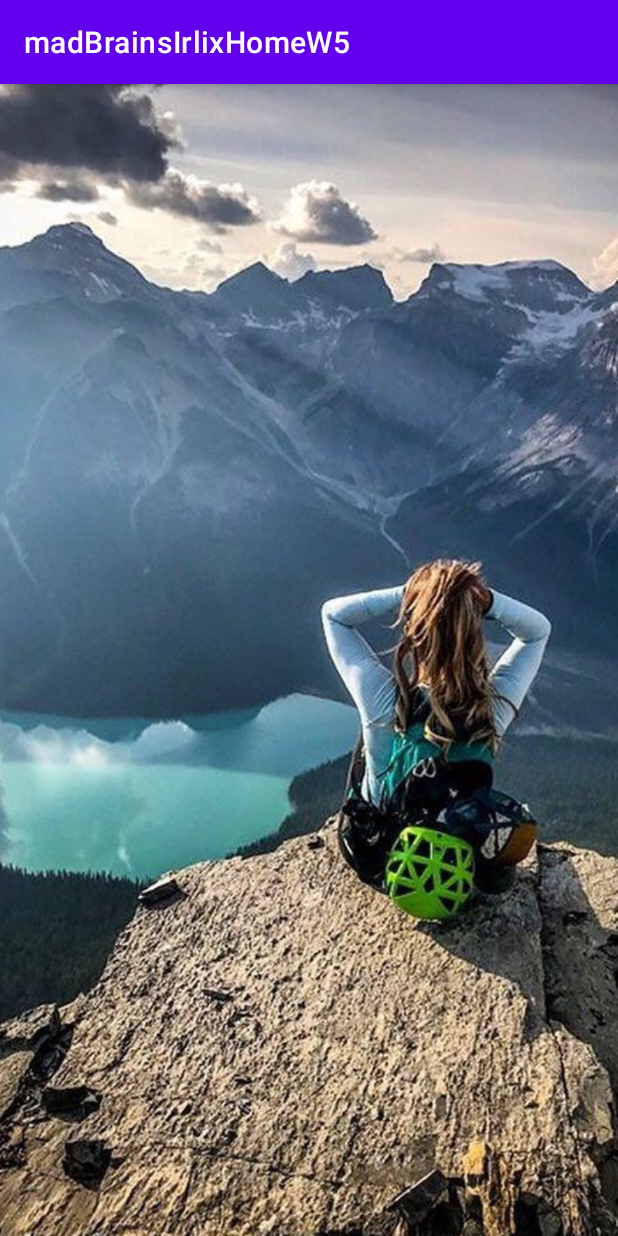
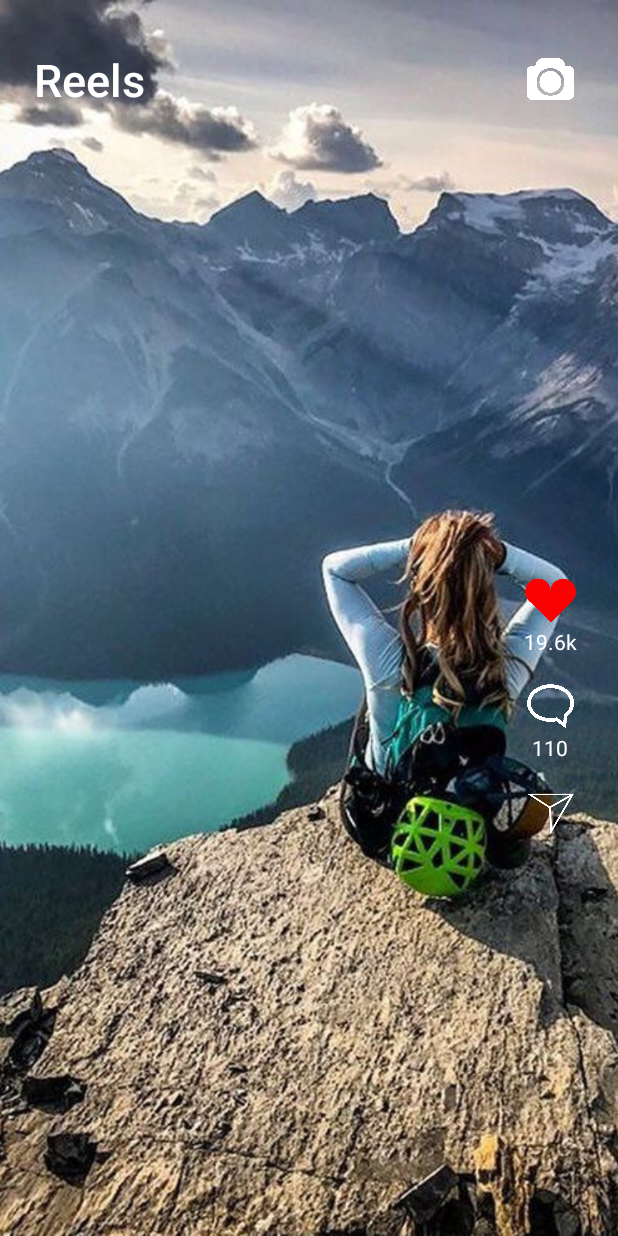
Before and after one commit to panasetskaya/madBrainsIrlixHW5, an Android app: the screen it shows after launch (MainActivity), on a phone screen of 412 x 824 dp. Run offline under Robolectric (Android 15) with nearby library versions, the phone set to English and light mode, and no system bars.

Commit message:
added: icons

```diff
--- a/app/src/main/java/com/example/madbrainsirlixhomew5/MainActivity.kt
+++ b/app/src/main/java/com/example/madbrainsirlixhomew5/MainActivity.kt
@@ -7,5 +7,7 @@ class MainActivity : AppCompatActivity() {
     override fun onCreate(savedInstanceState: Bundle?) {
         super.onCreate(savedInstanceState)
         setContentView(R.layout.activity_main)
+        val actionBar = supportActionBar
+        if (actionBar!=null) actionBar.hide()
     }
 }
--- a/app/src/main/res/layout/activity_main.xml
+++ b/app/src/main/res/layout/activity_main.xml
@@ -12,6 +12,7 @@
         android:layout_height="match_parent"
         android:adjustViewBounds="true"
         android:scaleType="centerCrop"
+        android:contentDescription="@string/background_photo"
         app:layout_constraintBottom_toBottomOf="parent"
         app:layout_constraintEnd_toEndOf="parent"
         app:layout_constraintStart_toStartOf="parent"
@@ -26,11 +27,18 @@
         app:layout_constraintGuide_begin="23dp" />
 
     <androidx.constraintlayout.widget.Guideline
-        android:id="@+id/guideline92vert"
+        android:id="@+id/guideline96vert"
         android:layout_width="wrap_content"
         android:layout_height="wrap_content"
         android:orientation="vertical"
-        app:layout_constraintGuide_percent="0.92" />
+        app:layout_constraintGuide_percent="0.96" />
+
+    <androidx.constraintlayout.widget.Guideline
+        android:id="@+id/guideline82vert"
+        android:layout_width="wrap_content"
+        android:layout_height="wrap_content"
+        android:orientation="vertical"
+        app:layout_constraintGuide_percent="0.82" />
 
     <androidx.constraintlayout.widget.Guideline
         android:id="@+id/guideline95horiz"
@@ -45,4 +53,79 @@
         android:layout_height="wrap_content"
         android:orientation="horizontal"
         app:layout_constraintGuide_percent="0.04" />
+
+    <TextView
+        android:id="@+id/textViewReels"
+        android:layout_width="wrap_content"
+        android:layout_height="wrap_content"
+        android:fontFamily="sans-serif-medium"
+        android:text="@string/reels"
+        android:textColor="#FFFFFF"
+        android:textSize="30sp"
+        app:layout_constraintStart_toStartOf="@+id/guideline23"
+        app:layout_constraintTop_toTopOf="@+id/guideline4horiz" />
+
+    <ImageView
+        android:id="@+id/imageViewCamera"
+        android:contentDescription="@string/upload_a_photo"
+        android:layout_width="35dp"
+        android:layout_height="35dp"
+        app:layout_constraintBottom_toBottomOf="@+id/textViewReels"
+        app:layout_constraintEnd_toStartOf="@+id/guideline96vert"
+        app:layout_constraintStart_toEndOf="@+id/guideline82vert"
+        app:layout_constraintTop_toTopOf="@+id/guideline4horiz"
+        app:srcCompat="@drawable/camera_icon" />
+
+    <ImageView
+        android:id="@+id/imageViewHeart"
+        android:contentDescription="@string/add_to_favourites"
+        android:layout_width="35dp"
+        android:layout_height="35dp"
+        app:layout_constraintEnd_toStartOf="@+id/guideline96vert"
+        app:layout_constraintStart_toEndOf="@+id/guideline82vert"
+        app:layout_constraintTop_toTopOf="@+id/guideline4horiz"
+        android:layout_marginTop="350dp"
+        app:srcCompat="@drawable/heart_icon" />
+
+    <TextView
+        android:id="@+id/textViewLikes"
+        android:layout_width="wrap_content"
+        android:layout_height="wrap_content"
+        android:text="@string/likes_count"
+        android:textColor="#FFFFFF"
+        app:layout_constraintEnd_toStartOf="@+id/guideline96vert"
+        app:layout_constraintStart_toEndOf="@+id/guideline82vert"
+        app:layout_constraintTop_toBottomOf="@+id/imageViewHeart" />
+
+    <ImageView
+        android:id="@+id/imageViewChat"
+        app:srcCompat="@drawable/chat_icon"
+        android:contentDescription="@string/go_to_the_chat"
+        android:layout_width="35dp"
+        android:layout_height="35dp"
+        android:layout_marginTop="16dp"
+        app:layout_constraintEnd_toStartOf="@+id/guideline96vert"
+        app:layout_constraintStart_toEndOf="@+id/guideline82vert"
+        app:layout_constraintTop_toBottomOf="@+id/textViewLikes" />
+
+    <TextView
+        android:id="@+id/textViewChatCount"
+        android:layout_width="wrap_content"
+        android:layout_height="wrap_content"
+        android:text="110"
+        android:textColor="#FFFFFF"
+        app:layout_constraintEnd_toStartOf="@+id/guideline96vert"
+        app:layout_constraintStart_toEndOf="@+id/guideline82vert"
+        app:layout_constraintTop_toBottomOf="@+id/imageViewChat"/>
+
+    <ImageView
+        android:id="@+id/imageViewSend"
+        app:srcCompat="@drawable/send_icon"
+        android:contentDescription="@string/send_or_share"
+        android:layout_width="35dp"
+        android:layout_height="35dp"
+        android:layout_marginTop="16dp"
+        app:layout_constraintEnd_toStartOf="@+id/guideline96vert"
+        app:layout_constraintStart_toEndOf="@+id/guideline82vert"
+        app:layout_constraintTop_toBottomOf="@+id/textViewChatCount" />
 </androidx.constraintlayout.widget.ConstraintLayout>
--- a/app/src/main/res/values/strings.xml
+++ b/app/src/main/res/values/strings.xml
@@ -1,3 +1,10 @@
 <resources>
     <string name="app_name">madBrainsIrlixHomeW5</string>
+    <string name="reels">Reels</string>
+    <string name="likes_count">19.6k</string>
+    <string name="background_photo">Background photo</string>
+    <string name="upload_a_photo">Upload a photo</string>
+    <string name="add_to_favourites">Add to favourites</string>
+    <string name="go_to_the_chat">Go to the chat</string>
+    <string name="send_or_share">Send or share</string>
 </resources>
--- a/app/src/main/res/values/themes.xml
+++ b/app/src/main/res/values/themes.xml
@@ -3,7 +3,7 @@
     <style name="Theme.MadBrainsIrlixHomeW5" parent="Theme.MaterialComponents.DayNight.DarkActionBar">
         <!-- Primary brand color. -->
         <item name="colorPrimary">@color/purple_500</item>
-        <item name="colorPrimaryVariant">@color/purple_700</item>
+        <item name="colorPrimaryVariant">@color/black</item>
         <item name="colorOnPrimary">@color/white</item>
         <!-- Secondary brand color. -->
         <item name="colorSecondary">@color/teal_200</item>
```
Also changed, not shown: app/src/main/res/drawable/camera_icon.png (added), app/src/main/res/drawable/chat_icon.png (added), app/src/main/res/drawable/heart_icon.png (added), app/src/main/res/drawable/send_icon.png (added).
